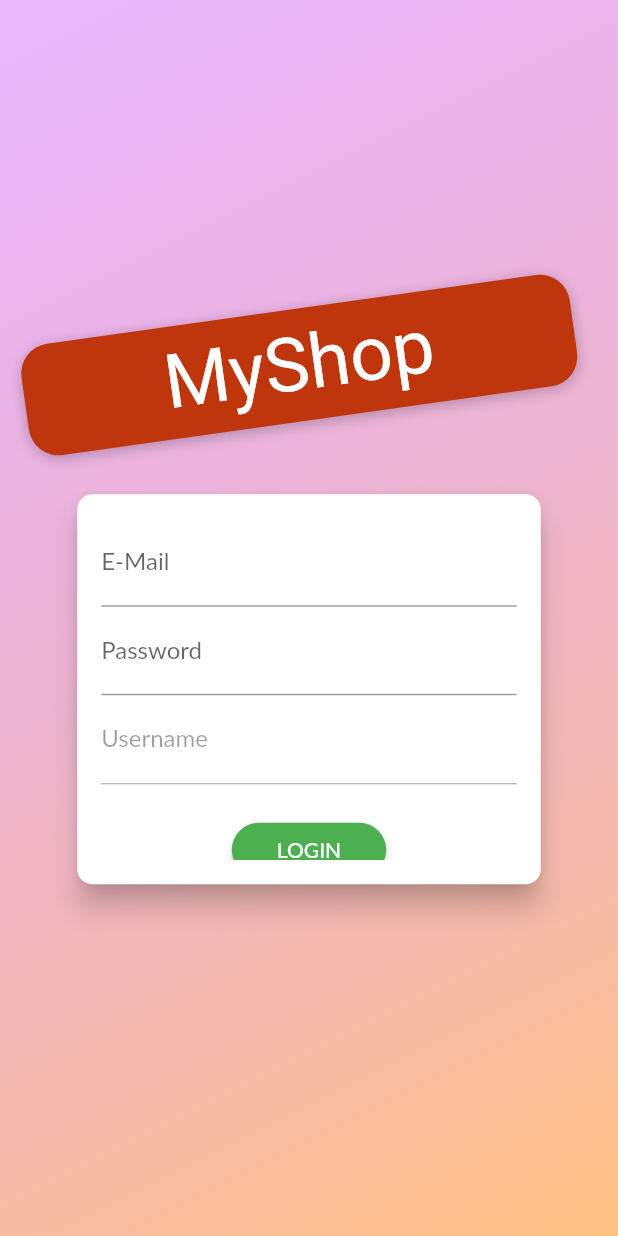
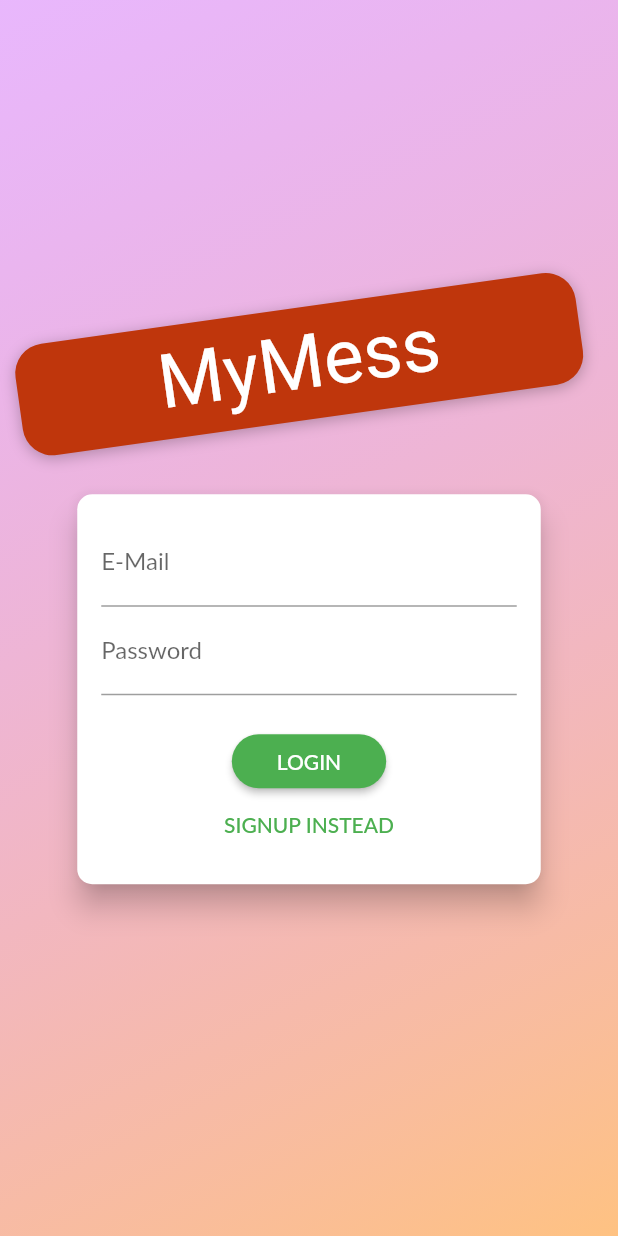
Before and after one commit to nguyenthegiang/myMess, a Flutter app: the screen it shows after launch, on a phone screen of 412 x 824 dp. Run offline on Flutter 3.47's test engine with Material 2 defaults, Android fonts, the phone set to English and light mode, and no system bars; our stand-ins replace shared_preferences; Roboto replaces fonts that are missing (Anton, Lato).

Commit message:
Modify Authentication Function - add Username: Fix Bug

```diff
--- a/lib/screens/auth_screen.dart
+++ b/lib/screens/auth_screen.dart
@@ -64,7 +64,7 @@ class AuthScreen extends StatelessWidget {
                         ],
                       ),
                       child: Text(
-                        'MyShop',
+                        'MyMess',
                         style: TextStyle(
                           /* Sửa cách truy cập vào Theme Color do khác version */
                           color: Colors.white,
@@ -152,6 +152,9 @@ class _AuthCardState extends State<AuthCard> {
         await Provider.of<Auth>(context, listen: false).signup(
           _authData['email'] as String,
           _authData['password'] as String,
+        );
+        //add username
+        Provider.of<Auth>(context, listen: false).addUsername(
           _authData['username'] as String,
         );
       }
@@ -209,7 +212,7 @@ class _AuthCardState extends State<AuthCard> {
       ),
       elevation: 8.0,
       child: Container(
-        height: _authMode == AuthMode.Signup ? 320 : 260,
+        height: _authMode == AuthMode.Signup ? 390 : 260,
         constraints:
             BoxConstraints(minHeight: _authMode == AuthMode.Signup ? 320 : 260),
         width: deviceSize.width * 0.75,
@@ -258,6 +261,7 @@ class _AuthCardState extends State<AuthCard> {
                           }
                         : null,
                   ),
+                if (_authMode == AuthMode.Signup)
                   //input username
                   TextFormField(
                     enabled: _authMode == AuthMode.Signup,
```
Also changed, not shown: lib/providers/auth.dart (+22 -4 lines). Lines whose indentation alone changed are shown as unchanged.
